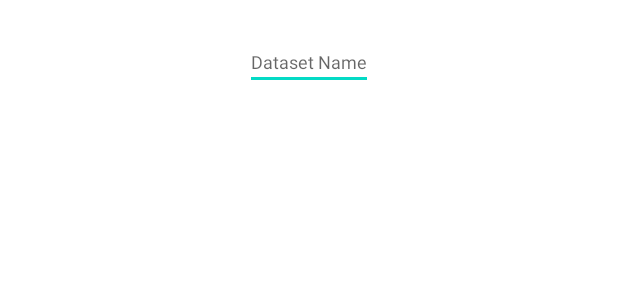
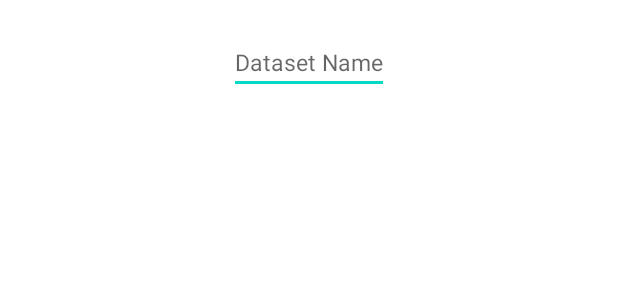
Before and after one commit to HumanLearning2021/HumanLearningApp, an Android app: the layout activity_display_dataset.xml on its own in the app's theme, with its tools: preview values and no code run, on a phone screen of 412 x 824 dp. Shown: the top 300 px of the screen. Run offline under Robolectric (Android 15) with nearby library versions, the phone set to English and light mode, and no system bars.

Commit message:
set landscape mode but bugged

```diff
--- a/app/src/main/res/layout-sw600dp/activity_display_dataset.xml
+++ b/app/src/main/res/layout-land/activity_display_dataset.xml
@@ -10,26 +10,25 @@
         android:id="@+id/display_dataset_name"
         android:layout_width="wrap_content"
         android:layout_height="wrap_content"
+        android:textSize="30sp"
         android:autofillHints="Dataset Name"
         android:hint="@string/dataset_name"
         android:inputType="text"
         android:maxLines="1"
         android:textAlignment="center"
-        android:textSize="35sp"
         app:layout_constraintBottom_toTopOf="@id/display_ds_guideline1"
         app:layout_constraintEnd_toEndOf="parent"
         app:layout_constraintStart_toStartOf="parent"
         app:layout_constraintTop_toTopOf="parent" />
 
-
     <GridView
         android:id="@+id/display_dataset_imagesGridView"
         android:layout_width="0dp"
         android:layout_height="0dp"
-        android:layout_marginTop="10dp"
+        android:numColumns="3"
+        android:layout_marginTop="15dp"
         android:verticalSpacing="10dp"
         android:horizontalSpacing="10dp"
-        android:numColumns="3"
         app:layout_constraintBottom_toTopOf="@id/display_ds_guideline4"
         app:layout_constraintLeft_toRightOf="@id/display_ds_guideline2"
         app:layout_constraintRight_toLeftOf="@id/display_ds_guideline3"
--- a/app/src/main/res/layout/activity_display_dataset.xml
+++ b/app/src/main/res/layout/activity_display_dataset.xml
@@ -10,12 +10,12 @@
         android:id="@+id/display_dataset_name"
         android:layout_width="wrap_content"
         android:layout_height="wrap_content"
+        android:textSize="15sp"
         android:autofillHints="Dataset Name"
         android:hint="@string/dataset_name"
         android:inputType="text"
         android:maxLines="1"
         android:textAlignment="center"
-        android:textSize="12sp"
         app:layout_constraintBottom_toTopOf="@id/display_ds_guideline1"
         app:layout_constraintEnd_toEndOf="parent"
         app:layout_constraintStart_toStartOf="parent"
@@ -25,10 +25,10 @@
         android:id="@+id/display_dataset_imagesGridView"
         android:layout_width="0dp"
         android:layout_height="0dp"
-        android:layout_marginTop="10dp"
+        android:numColumns="3"
+        android:layout_marginTop="100dp"
         android:verticalSpacing="10dp"
         android:horizontalSpacing="10dp"
-        android:numColumns="3"
         app:layout_constraintBottom_toTopOf="@id/display_ds_guideline4"
         app:layout_constraintLeft_toRightOf="@id/display_ds_guideline2"
         app:layout_constraintRight_toLeftOf="@id/display_ds_guideline3"
--- a/app/src/main/res/layout/image_and_category_item.xml
+++ b/app/src/main/res/layout/image_and_category_item.xml
@@ -16,8 +16,7 @@
             android:id="@+id/image_and_category_item_imageView"
             android:layout_width="fill_parent"
             android:layout_height="175dp"
-            android:layout_alignParentStart="true"
-            android:layout_alignParentTop="true"
+            android:layout_centerHorizontal="true"
             android:scaleType="centerCrop"
             android:src="@mipmap/ic_launcher" />
 
```
Also changed, not shown: app/src/main/res/layout-land/image_and_category_item.xml (added, +31 -0 lines).
